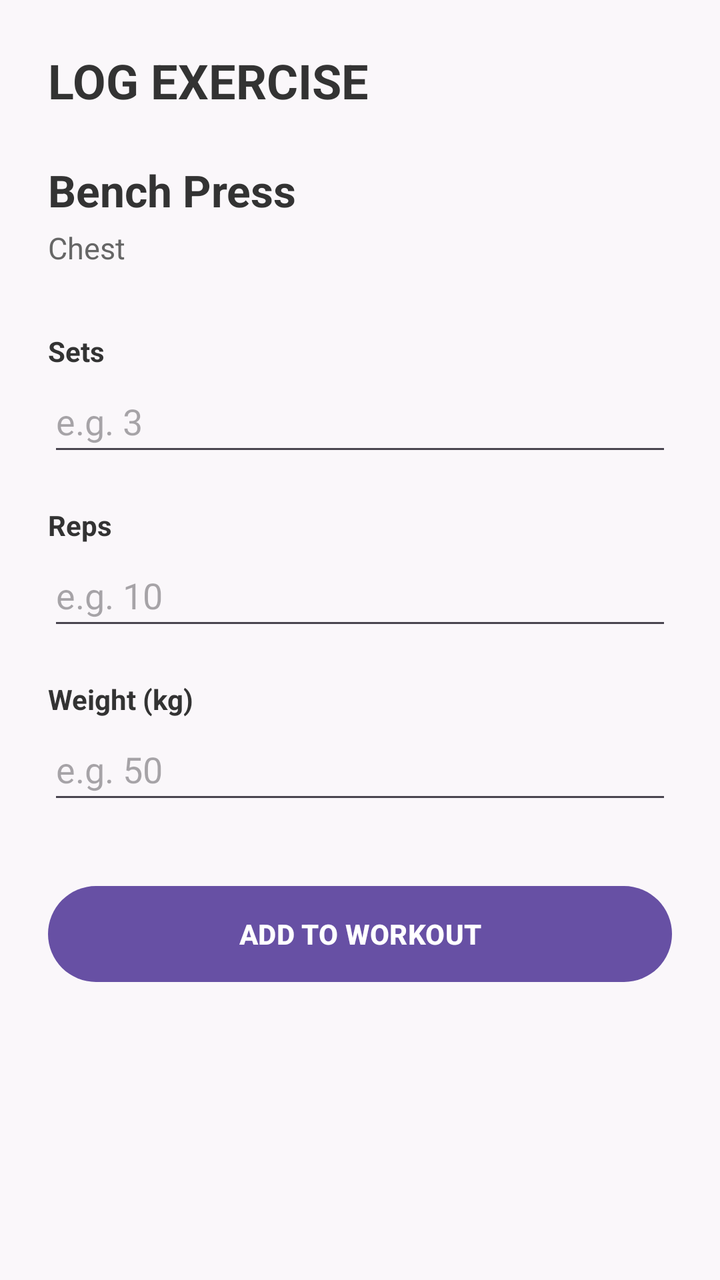
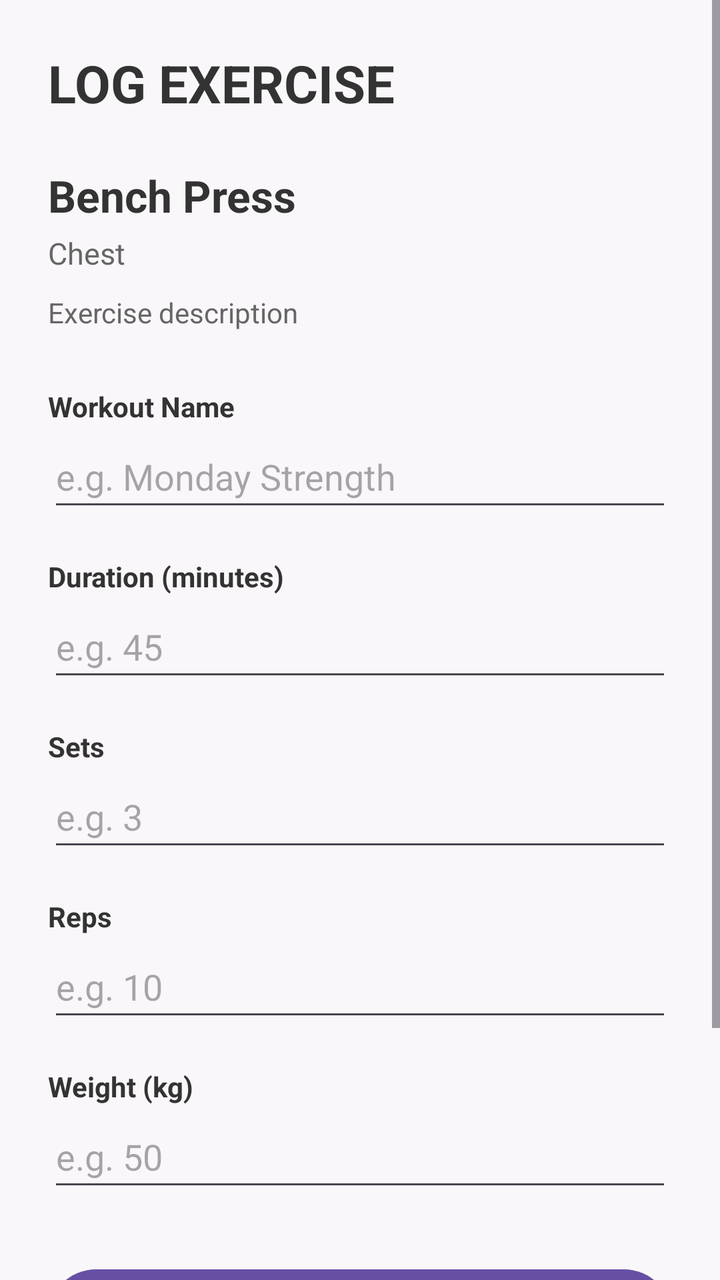

Before-and-after screenshots of an Android layout around one commit, followed by the original layout XML and the change that was made.
<!-- AndroidManifest.xml: application theme Theme.GymLeague -->
<!-- res/layout/activity_log_exercise.xml -->
<?xml version="1.0" encoding="utf-8"?>
<ScrollView
    xmlns:android="http://schemas.android.com/apk/res/android"
    android:layout_width="match_parent"
    android:layout_height="match_parent"
    android:fillViewport="true"
    android:background="#FAF7FA">

    <LinearLayout
        android:layout_width="match_parent"
        android:layout_height="wrap_content"
        android:orientation="vertical"
        android:padding="24dp">

        <TextView
            android:id="@+id/tvLogTitle"
            android:layout_width="wrap_content"
            android:layout_height="wrap_content"
            android:text="LOG EXERCISE"
            android:textSize="24sp"
            android:textStyle="bold"
            android:textColor="#333333" />

        <TextView
            android:id="@+id/tvSelectedExercise"
            android:layout_width="match_parent"
            android:layout_height="wrap_content"
            android:layout_marginTop="24dp"
            android:text="Bench Press"
            android:textSize="22sp"
            android:textStyle="bold"
            android:textColor="#333333" />

        <TextView
            android:id="@+id/tvSelectedMuscleGroup"
            android:layout_width="match_parent"
            android:layout_height="wrap_content"
            android:layout_marginTop="4dp"
            android:text="Chest"
            android:textSize="15sp"
            android:textColor="#666666" />

        <TextView
            android:layout_width="wrap_content"
            android:layout_height="wrap_content"
            android:layout_marginTop="32dp"
            android:text="Sets"
            android:textStyle="bold"
            android:textColor="#333333" />

        <EditText
            android:id="@+id/etSets"
            android:layout_width="match_parent"
            android:layout_height="wrap_content"
            android:hint="e.g. 3"
            android:inputType="number"
            android:minHeight="48dp" />

        <TextView
            android:layout_width="wrap_content"
            android:layout_height="wrap_content"
            android:layout_marginTop="20dp"
            android:text="Reps"
            android:textStyle="bold"
            android:textColor="#333333" />

        <EditText
            android:id="@+id/etReps"
            android:layout_width="match_parent"
            android:layout_height="wrap_content"
            android:hint="e.g. 10"
            android:inputType="number"
            android:minHeight="48dp" />

        <TextView
            android:layout_width="wrap_content"
            android:layout_height="wrap_content"
            android:layout_marginTop="20dp"
            android:text="Weight (kg)"
            android:textStyle="bold"
            android:textColor="#333333" />

        <EditText
            android:id="@+id/etWeight"
            android:layout_width="match_parent"
            android:layout_height="wrap_content"
            android:hint="e.g. 50"
            android:inputType="numberDecimal"
            android:minHeight="48dp" />

        <Button
            android:id="@+id/btnAddToWorkout"
            android:layout_width="match_parent"
            android:layout_height="56dp"
            android:layout_marginTop="32dp"
            android:text="ADD TO WORKOUT"
            android:textStyle="bold" />

    </LinearLayout>

</ScrollView>
<!-- resources referenced by this layout -->
<resources>
  <style name="Theme.GymLeague" parent="Base.Theme.GymLeague" />
  <style name="Base.Theme.GymLeague" parent="Theme.Material3.DayNight.NoActionBar">
          
          
      </style>
</resources>

<!-- the commit's change to res/layout/activity_log_exercise.xml (unified diff, before → after) -->
@@ -17,7 +17,7 @@
             android:layout_width="wrap_content"
             android:layout_height="wrap_content"
             android:text="LOG EXERCISE"
-            android:textSize="24sp"
+            android:textSize="26sp"
             android:textStyle="bold"
             android:textColor="#333333" />
 
@@ -41,9 +41,50 @@
             android:textColor="#666666" />
 
         <TextView
+            android:id="@+id/tvExerciseDescription"
+            android:layout_width="match_parent"
+            android:layout_height="wrap_content"
+            android:layout_marginTop="10dp"
+            android:text="Exercise description"
+            android:textSize="14sp"
+            android:textColor="#666666" />
+
+        <TextView
             android:layout_width="wrap_content"
             android:layout_height="wrap_content"
-            android:layout_marginTop="32dp"
+            android:layout_marginTop="28dp"
+            android:text="Workout Name"
+            android:textStyle="bold"
+            android:textColor="#333333" />
+
+        <EditText
+            android:id="@+id/etWorkoutName"
+            android:layout_width="match_parent"
+            android:layout_height="wrap_content"
+            android:hint="e.g. Monday Strength"
+            android:inputType="textCapWords"
+            android:minHeight="48dp" />
+
+        <TextView
+            android:layout_width="wrap_content"
+            android:layout_height="wrap_content"
+            android:layout_marginTop="18dp"
+            android:text="Duration (minutes)"
+            android:textStyle="bold"
+            android:textColor="#333333" />
+
+        <EditText
+            android:id="@+id/etDuration"
+            android:layout_width="match_parent"
+            android:layout_height="wrap_content"
+            android:hint="e.g. 45"
+            android:inputType="number"
+            android:minHeight="48dp" />
+
+        <TextView
+            android:layout_width="wrap_content"
+            android:layout_height="wrap_content"
+            android:layout_marginTop="18dp"
             android:text="Sets"
             android:textStyle="bold"
             android:textColor="#333333" />
@@ -59,7 +100,7 @@
         <TextView
             android:layout_width="wrap_content"
             android:layout_height="wrap_content"
-            android:layout_marginTop="20dp"
+            android:layout_marginTop="18dp"
             android:text="Reps"
             android:textStyle="bold"
             android:textColor="#333333" />
@@ -75,7 +116,7 @@
         <TextView
             android:layout_width="wrap_content"
             android:layout_height="wrap_content"
-            android:layout_marginTop="20dp"
+            android:layout_marginTop="18dp"
             android:text="Weight (kg)"
             android:textStyle="bold"
             android:textColor="#333333" />
@@ -92,8 +133,17 @@
             android:id="@+id/btnAddToWorkout"
             android:layout_width="match_parent"
             android:layout_height="56dp"
-            android:layout_marginTop="32dp"
-            android:text="ADD TO WORKOUT"
+            android:layout_marginTop="30dp"
+            android:text="SAVE WORKOUT"
+            android:textStyle="bold" />
+
+        <Button
+            android:id="@+id/btnClear"
+            android:layout_width="match_parent"
+            android:layout_height="52dp"
+            android:layout_marginTop="10dp"
+            android:layout_marginBottom="24dp"
+            android:text="CLEAR"
             android:textStyle="bold" />
 
     </LinearLayout>
